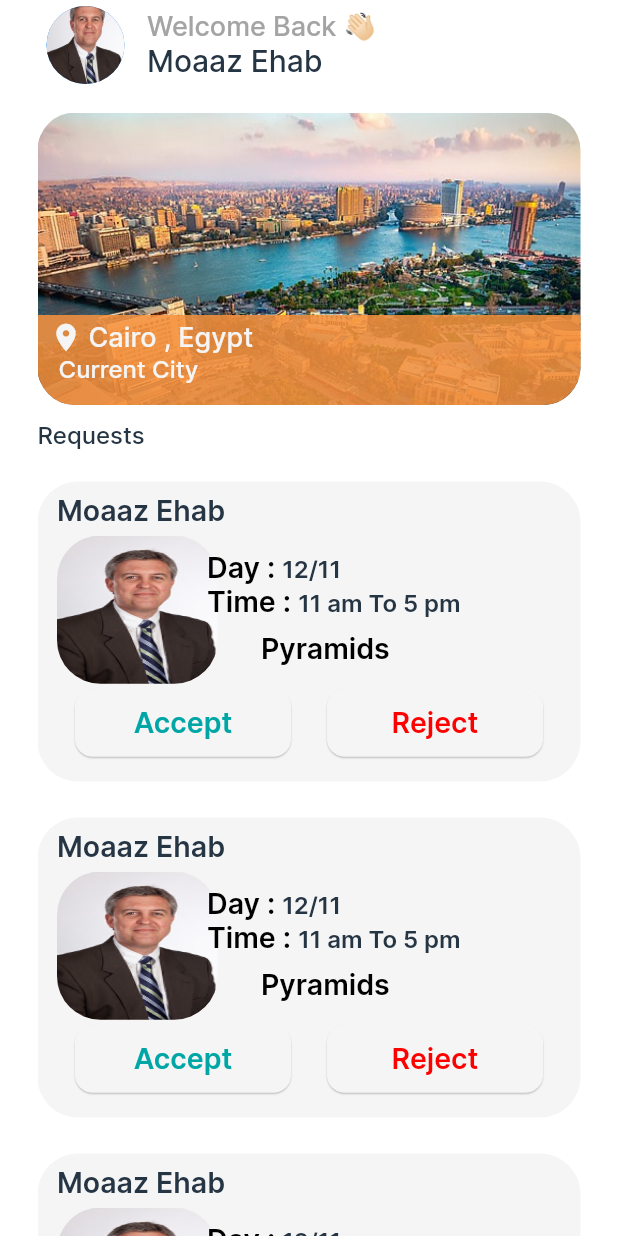
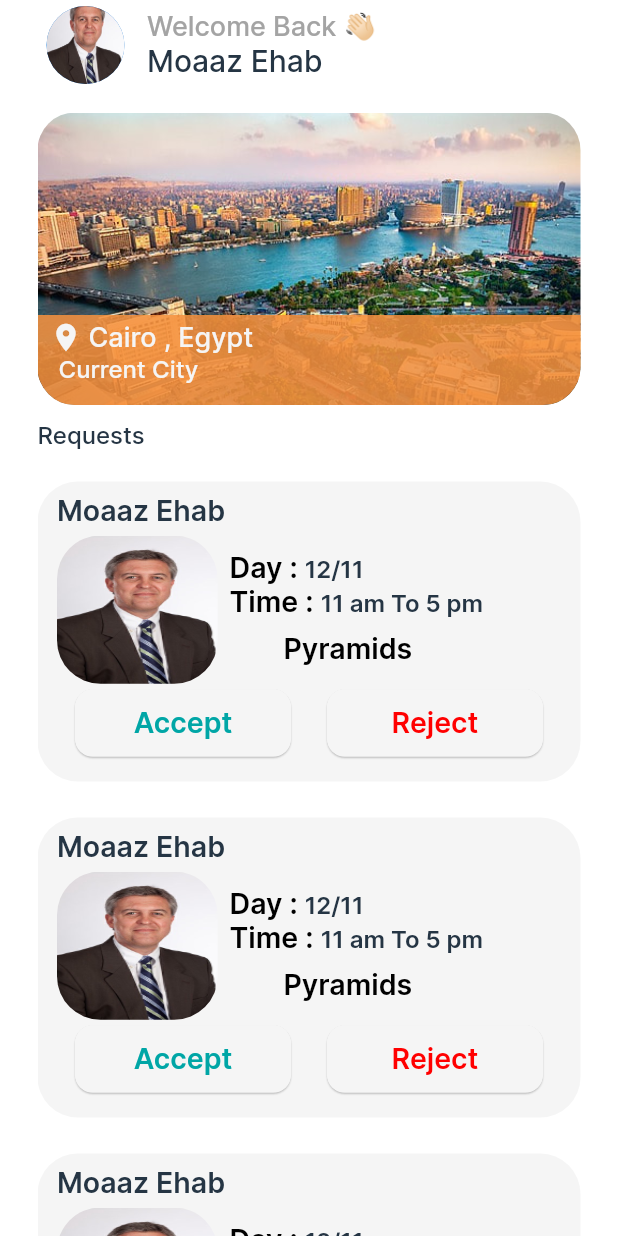
Before and after one commit to MoaazEhab20/horus, a Flutter app: the TourguideHomeScreen screen opened directly, on a phone screen of 412 x 824 dp. Run offline on Flutter 3.47's test engine with Material 2 defaults, Android fonts, the phone set to English and light mode, and no system bars; our stand-ins replace another_carousel_pro, dio, flutter_bloc, flutter_credit_card, flutter_rating_bar, flutter_riverpod and 5 more; accounts and stored records are empty.

Commit message:
تعديل في الريكوريست

```diff
--- a/lib/main.dart
+++ b/lib/main.dart
@@ -4,7 +4,6 @@ import 'package:final_project/cubit/auth_cubit/states.dart';
 import 'package:final_project/screens/first_screen.dart';
 import 'package:final_project/screens/onboarding_view.dart';
 import 'package:final_project/screens/tourguideview/profile_pages/tourguide_profile_settings_screen.dart';
-import 'package:final_project/screens/tourguideview/profile_pages/tourguide_setting_screen.dart';
 import 'package:final_project/screens/touristview/home_pages/entertainment_screen.dart';
 import 'package:final_project/screens/touristview/home_pages/hotel_screen.dart';
 import 'package:final_project/screens/touristview/home_pages/landmark_screen.dart';
@@ -82,7 +81,6 @@ class MyApp extends HookConsumerWidget {
               'ProfileSettingScreen': (context) => ProfileSettingsScreen(),
               'AboutScreen': (context) => AboutScreen(),
               'TourguideAboutScreen': (context) => TourguideAboutScreen(),
-              'TourguideSettingScreen': (context) => TourguideSettingScreen(),
               'TourguideProfileSettingScreen': (context) =>
                   TourguideProfileSettingsScreen(),
             },
--- a/lib/widgets/custom_request_card.dart
+++ b/lib/widgets/custom_request_card.dart
@@ -57,7 +57,7 @@ class CustomRequestCard extends StatelessWidget {
               ),
             ),
             Positioned(
-              left: 113,
+              left: 128,
               top: 38,
               right: 13,
               child: Column(
```
